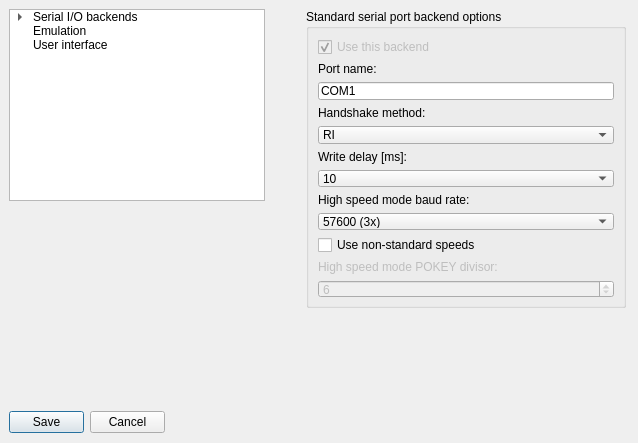
This is optionsdialog.ui in RespeQt/RespeQt as Qt 5 draws it before an edit. The edited form follows.
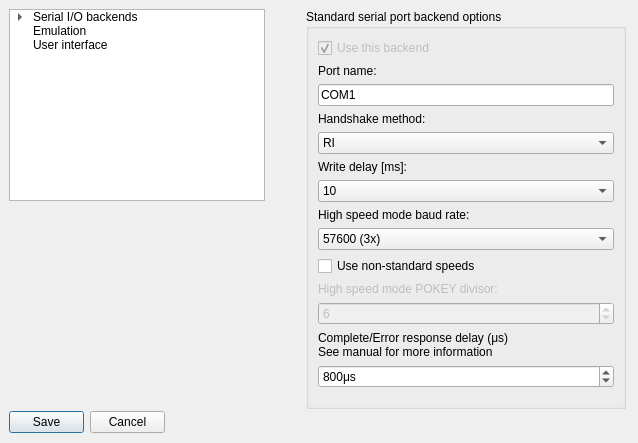
This is the edited form. The open tabs and pages were chosen to show the change.

Diff of the .ui file:
```diff
--- a/optionsdialog.ui
+++ b/optionsdialog.ui
@@ -92,7 +92,7 @@
      <x>306</x>
      <y>9</y>
      <width>320</width>
-     <height>299</height>
+     <height>400</height>
     </rect>
    </property>
    <property name="sizePolicy">
@@ -337,6 +337,32 @@
           </property>
          </widget>
         </item>
+        <item>
+         <widget class="QLabel" name="serialPortCompErrDelayLabel">
+          <property name="text">
+           <string>&lt;html&gt;&lt;head/&gt;&lt;body&gt;Complete/Error response delay (μs)&lt;br&gt;See manual for more information&lt;/body&gt;&lt;/html&gt;</string>
+          </property>
+         </widget>
+        </item>
+        <item>
+         <widget class="QSpinBox" name="serialPortCompErrDelayBox">
+          <property name="suffix">
+           <string>μs</string>
+          </property>
+          <property name="minimum">
+           <number>250</number>
+          </property>
+          <property name="maximum">
+           <number>2000</number>
+          </property>
+          <property name="singleStep">
+           <number>10</number>
+          </property>
+          <property name="value">
+           <number>800</number>
+          </property>
+         </widget>
+        </item>
         <item>
          <spacer name="serialPortSpacer1">
           <property name="orientation">
```
Left out of the diff: 2 changed lines with no effect on the pictures.
